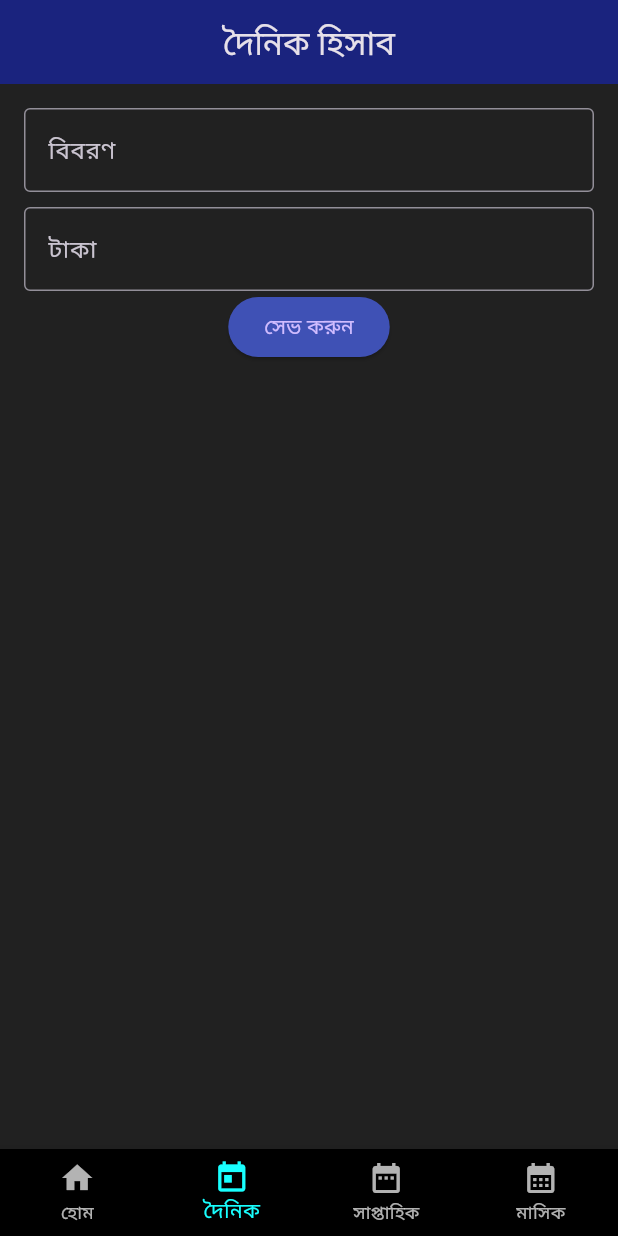
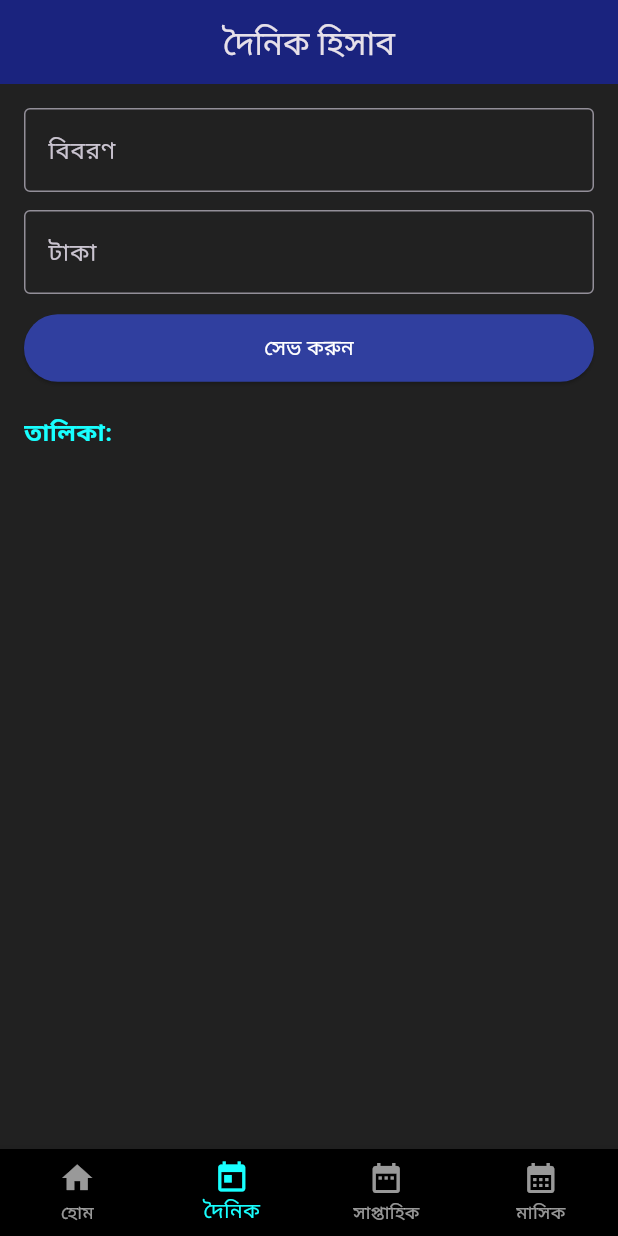
Before and after one commit to anisurrahaman768472-design/ledger-app, a Flutter app: the screen it shows after launch, item 2 of the bottom bar chosen, on a phone screen of 412 x 824 dp. Run offline on Flutter 3.47's test engine with Material 3 defaults, Android fonts, the phone set to English and light mode, and no system bars.

Commit message:
Update main.dart

```diff
--- a/lib/main.dart
+++ b/lib/main.dart
@@ -31,14 +31,17 @@ class _AmarKhataAppState extends State<AmarKhataApp> {
   int _currentIndex = 0;
   final List<String> _titles = ["হোম - মেইন মেনু", "দৈনিক হিসাব", "সাপ্তাহিক হিসাব", "মাসিক হিসাব"];
 
+  // দৈনিকের কন্ট্রোলার ও লিস্ট
   final TextEditingController _dailyDescController = TextEditingController();
   final TextEditingController _dailyAmountController = TextEditingController();
   final List<Map<String, String>> _dailyTransactions = [];
 
+  // সাপ্তাহিকের কন্ট্রোলার ও লিস্ট
   final TextEditingController _weeklyDescController = TextEditingController();
   final TextEditingController _weeklyAmountController = TextEditingController();
   final List<Map<String, String>> _weeklyTransactions = [];
 
+  // মাসিকের কন্ট্রোলার ও লিস্ট
   final TextEditingController _monthlyDescController = TextEditingController();
   final TextEditingController _monthlyAmountController = TextEditingController();
   final List<Map<String, String>> _monthlyTransactions = [];
@@ -53,6 +56,7 @@ class _AmarKhataAppState extends State<AmarKhataApp> {
     }
   }
 
+  // হোম পেজ
   Widget _buildHome() {
     return Padding(
       padding: const EdgeInsets.all(16.0),
@@ -83,16 +87,52 @@ class _AmarKhataAppState extends State<AmarKhataApp> {
     );
   }
 
-  Widget _buildPage(TextEditingController d, TextEditingController a, List<Map<String, String>> l, Color btnColor) {
+  // আলাদা পেজ তৈরির উইজেট
+  Widget _buildTransactionPage(TextEditingController descCtrl, TextEditingController amountCtrl, List<Map<String, String>> list, Color btnColor) {
     return Padding(
       padding: const EdgeInsets.all(16.0),
       child: Column(
         children: [
-          TextField(controller: d, decoration: const InputDecoration(labelText: "বিবরণ", border: OutlineInputBorder())),
+          TextField(
+            controller: descCtrl,
+            decoration: const InputDecoration(labelText: "বিবরণ", border: OutlineInputBorder()),
+          ),
+          const SizedBox(height: 12),
+          TextField(
+            controller: amountCtrl,
+            keyboardType: TextInputType.number,
+            decoration: const InputDecoration(labelText: "টাকা", border: OutlineInputBorder()),
+          ),
+          const SizedBox(height: 12),
+          ElevatedButton(
+            style: ElevatedButton.styleFrom(
+              backgroundColor: btnColor,
+              minimumSize: const Size.fromHeight(45),
+            ),
+            onPressed: () => _addTransaction(descCtrl, amountCtrl, list),
+            child: const Text("সেভ করুন", style: TextStyle(color: Colors.white)),
+          ),
+          const SizedBox(height: 20),
+          const Align(
+            alignment: Alignment.centerLeft,
+            child: Text("তালিকা:", style: TextStyle(fontSize: 16, color: Colors.cyanAccent, fontWeight: FontWeight.bold)),
+          ),
           const SizedBox(height: 10),
-          TextField(controller: a, keyboardType: TextInputType.number, decoration: const InputDecoration(labelText: "টাকা", border: OutlineInputBorder())),
-          ElevatedButton(style: ElevatedButton.styleFrom(backgroundColor: btnColor), onPressed: () => _addTransaction(d, a, l), child: const Text("সেভ করুন")),
-          Expanded(child: ListView.builder(itemCount: l.length, itemBuilder: (ctx, i) => ListTile(title: Text(l[i]['desc']!), trailing: Text("৳ ${l[i]['amount']}")))),
+          Expanded(
+            child: ListView.builder(
+              itemCount: list.length,
+              itemBuilder: (context, index) {
+                final item = list[index];
+                return Card(
+                  color: Colors.grey[850],
+                  child: ListTile(
+                    title: Text(item['desc'] ?? ''),
+                    trailing: Text("৳ ${item['amount']}", style: const TextStyle(color: Colors.greenAccent, fontWeight: FontWeight.bold)),
+                  ),
+                );
+              },
+            ),
+          ),
         ],
       ),
     );
@@ -106,15 +146,16 @@ class _AmarKhataAppState extends State<AmarKhataApp> {
         index: _currentIndex,
         children: [
           _buildHome(),
-          _buildPage(_dailyDescController, _dailyAmountController, _dailyTransactions, Colors.indigo),
-          _buildPage(_weeklyDescController, _weeklyAmountController, _weeklyTransactions, Colors.teal),
-          _buildPage(_monthlyDescController, _monthlyAmountController, _monthlyTransactions, Colors.deepPurple),
+          _buildTransactionPage(_dailyDescController, _dailyAmountController, _dailyTransactions, Colors.indigo.shade700),
+          _buildTransactionPage(_weeklyDescController, _weeklyAmountController, _weeklyTransactions, Colors.teal.shade700),
+          _buildTransactionPage(_monthlyDescController, _monthlyAmountController, _monthlyTransactions, Colors.deepPurple.shade700),
         ],
       ),
       bottomNavigationBar: BottomNavigationBar(
         currentIndex: _currentIndex,
         type: BottomNavigationBarType.fixed,
         selectedItemColor: Colors.cyanAccent,
+        unselectedItemColor: Colors.white60,
         backgroundColor: Colors.black,
         onTap: (index) => setState(() => _currentIndex = index),
         items: const [
```
